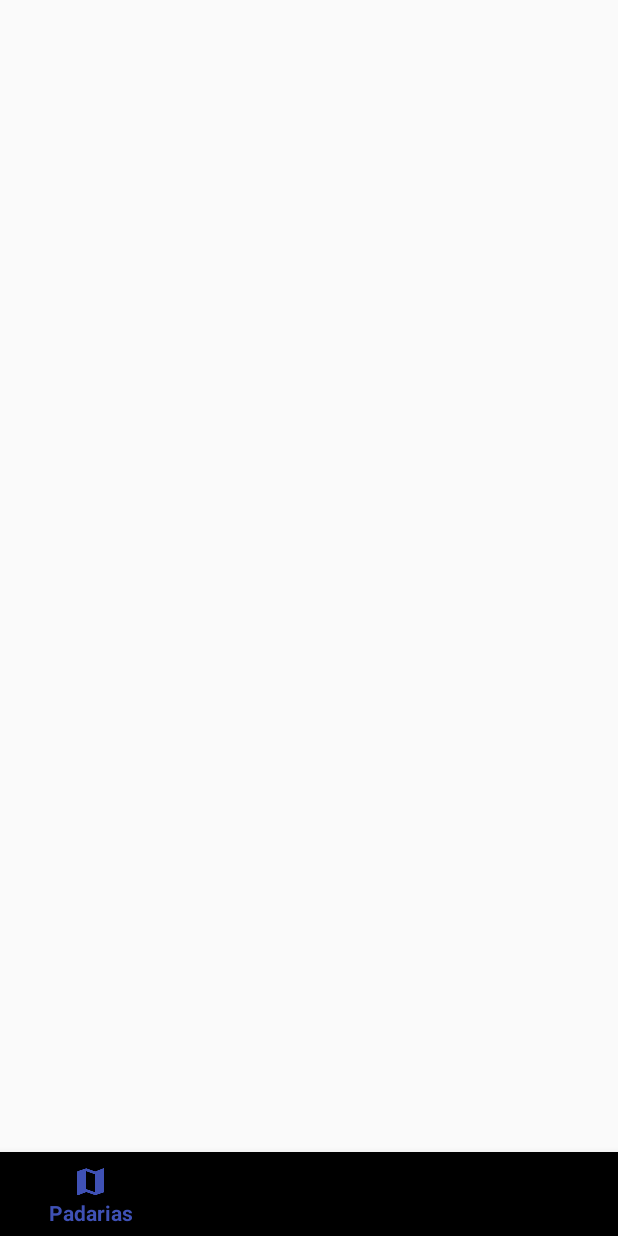
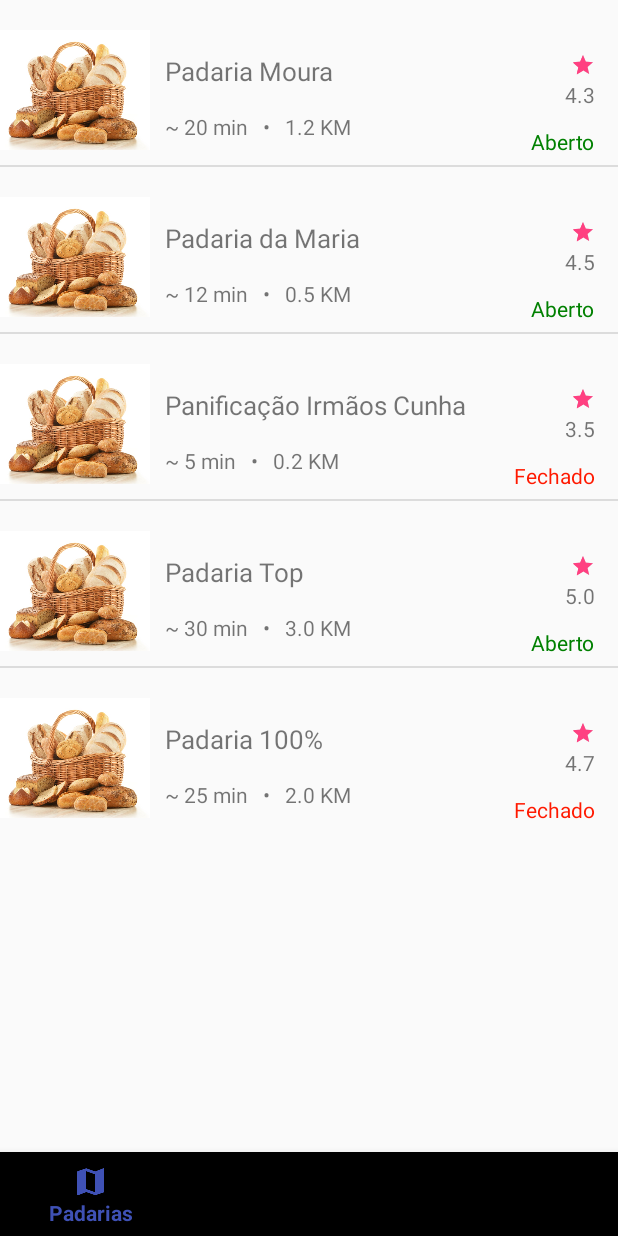
Before and after one commit to Jamylle/Horadopao, an Android app: the Padarias screen opened directly, with no data from a screen before it, on a phone screen of 412 x 824 dp. Run offline under Robolectric (Android 15) with nearby library versions, the phone set to English and light mode, and no system bars.

Commit message:
Adição de um listView com padarias fictícias

```diff
--- a/AhoradoPao/app/build.gradle
+++ b/AhoradoPao/app/build.gradle
@@ -32,5 +32,6 @@ dependencies {
     compile 'com.android.support:appcompat-v7:25.1.0'
     compile 'com.android.support:design:25.1.0'
     compile 'com.android.support:support-v4:25.1.0'
+    compile 'com.android.support:cardview-v7:25.1.0'
     testCompile 'junit:junit:4.12'
 }
--- a/AhoradoPao/app/src/main/java/com/example/jamylle/ahoradopao/activities/AuthActivity.java
+++ b/AhoradoPao/app/src/main/java/com/example/jamylle/ahoradopao/activities/AuthActivity.java
@@ -82,6 +82,5 @@ public class AuthActivity extends AppCompatActivity {
 
             return fragmentNames.get(position);
         }
-
     }
 }
--- a/AhoradoPao/app/src/main/java/com/example/jamylle/ahoradopao/activities/Padarias.java
+++ b/AhoradoPao/app/src/main/java/com/example/jamylle/ahoradopao/activities/Padarias.java
@@ -23,6 +23,8 @@ public class Padarias extends AppCompatActivity {
         setContentView(R.layout.activity_padarias);
 
         final FragmentManager fragmentManager = getSupportFragmentManager();
+
+        fragmentManager.beginTransaction().replace(R.id.container, new PlacesFragment()).commit();
 
         final BottomNavigationView bottomNav = (BottomNavigationView) findViewById(R.id.bottomNav);
 
--- /dev/null
+++ b/AhoradoPao/app/src/main/java/com/example/jamylle/ahoradopao/adapters/PadariaAdapter.java
@@ -0,0 +1,72 @@
+package com.example.jamylle.ahoradopao.adapters;
+
+import android.content.Context;
+import android.view.LayoutInflater;
+import android.view.View;
+import android.view.ViewGroup;
+import android.widget.BaseAdapter;
+import android.widget.TextView;
+
+import com.example.jamylle.ahoradopao.R;
+import com.example.jamylle.ahoradopao.fragments.PlacesFragment;
+
+import java.util.ArrayList;
+
+public class PadariaAdapter extends BaseAdapter {
+
+    private Context context;
+    private ArrayList<PlacesFragment.Padaria> padarias;
+
+    public PadariaAdapter(Context c, ArrayList<PlacesFragment.Padaria> p) {
+
+        this.context = c;
+        this.padarias = p;
+    }
+
+    @Override
+    public int getCount() {
+
+        return padarias.size();
+    }
+
+    @Override
+    public Object getItem(int position) {
+
+        return padarias.get(position);
+    }
+
+    @Override
+    public long getItemId(int position) {
+
+        return position;
+    }
+
+    @Override
+    public View getView(int position, View convertView, ViewGroup parent) {
+
+        View row = LayoutInflater.from(context).inflate(R.layout.row_listview_places, null);
+
+        PlacesFragment.Padaria padaria = padarias.get(position);
+
+        TextView nome      = (TextView) row.findViewById(R.id.textView_bakery_name);
+        TextView avaliacao = (TextView) row.findViewById(R.id.textView_ratingBar);
+        TextView info      = (TextView) row.findViewById(R.id.textView_bakery_info);
+        TextView status    = (TextView) row.findViewById(R.id.textView_bakery_status);
+
+        nome.setText(padaria.nome);
+        avaliacao.setText(padaria.avaliacao);
+        info.setText(String.format("~ %s min   •   %s KM", padaria.tempo, padaria.distancia));
+        status.setText(padaria.status);
+
+        if (padaria.status.equals("Aberto")) {
+
+            status.setTextColor(android.graphics.Color.parseColor("#008000"));
+        }
+        else {
+
+            status.setTextColor(android.graphics.Color.parseColor("#ff1900"));
+        }
+
+        return row;
+    }
+}
--- a/AhoradoPao/app/src/main/java/com/example/jamylle/ahoradopao/fragments/PlacesFragment.java
+++ b/AhoradoPao/app/src/main/java/com/example/jamylle/ahoradopao/fragments/PlacesFragment.java
@@ -5,8 +5,12 @@ import android.support.v4.app.Fragment;
 import android.view.LayoutInflater;
 import android.view.View;
 import android.view.ViewGroup;
+import android.widget.ListView;
 
 import com.example.jamylle.ahoradopao.R;
+import com.example.jamylle.ahoradopao.adapters.PadariaAdapter;
+
+import java.util.ArrayList;
 
 public class PlacesFragment extends Fragment {
 
@@ -15,6 +19,43 @@ public class PlacesFragment extends Fragment {
 
         View view = inflater.inflate(R.layout.fragment_places, container, false);
 
+        ListView listView = (ListView) view.findViewById(R.id.listView_places);
+
+        PadariaAdapter adapter = new PadariaAdapter(getActivity(), initPlaces());
+
+        listView.setAdapter(adapter);
+
         return view;
     }
+
+    public ArrayList<Padaria> initPlaces() {
+
+        ArrayList<Padaria> padarias = new ArrayList<>();
+
+        padarias.add(new Padaria("Padaria Moura", "4.3", "1.2", "20", "Aberto"));
+        padarias.add(new Padaria("Padaria da Maria", "4.5", "0.5", "12", "Aberto"));
+        padarias.add(new Padaria("Panificação Irmãos Cunha", "3.5", "0.2", "5", "Fechado"));
+        padarias.add(new Padaria("Padaria Top", "5.0", "3.0", "30", "Aberto"));
+        padarias.add(new Padaria("Padaria 100%", "4.7", "2.0", "25", "Fechado"));
+
+        return padarias;
+    }
+
+    public class Padaria {
+
+        public String nome;
+        public String avaliacao;
+        public String distancia;
+        public String tempo;
+        public String status;
+
+        public Padaria(String n, String a, String d, String t, String s) {
+
+            this.nome = n;
+            this.avaliacao = a;
+            this.distancia = d;
+            this.tempo = t;
+            this.status = s;
+        }
+    }
 }
--- a/AhoradoPao/app/src/main/res/layout/activity_padarias.xml
+++ b/AhoradoPao/app/src/main/res/layout/activity_padarias.xml
@@ -8,7 +8,8 @@
     <FrameLayout
         android:id="@+id/container"
         android:layout_width="match_parent"
-        android:layout_height="match_parent"/>
+        android:layout_height="match_parent"
+        android:layout_above="@+id/bottomNav"/>
 
     <android.support.design.widget.BottomNavigationView
         android:id="@+id/bottomNav"
--- a/AhoradoPao/app/src/main/res/layout/activity_splash.xml
+++ b/AhoradoPao/app/src/main/res/layout/activity_splash.xml
@@ -11,4 +11,5 @@
         android:layout_height="match_parent"
         android:layout_gravity="center"
         android:src="@drawable/pao"/>
+
 </LinearLayout>
--- a/AhoradoPao/app/src/main/res/layout/fragment_login.xml
+++ b/AhoradoPao/app/src/main/res/layout/fragment_login.xml
@@ -71,6 +71,7 @@
                 android:maxLength="50"
                 android:maxLines="1"
                 android:textSize="15sp"/>
+
         </android.support.design.widget.TextInputLayout>
 
         <android.support.design.widget.TextInputLayout
@@ -88,6 +89,7 @@
                 android:maxLength="20"
                 android:maxLines="1"
                 android:textSize="15sp"/>
+
         </android.support.design.widget.TextInputLayout>
 
         <Button
@@ -108,4 +110,5 @@
             android:textAllCaps="false"
             android:textSize="15sp"/>
     </LinearLayout>
+
 </android.support.v4.widget.NestedScrollView>
--- a/AhoradoPao/app/src/main/res/layout/fragment_places.xml
+++ b/AhoradoPao/app/src/main/res/layout/fragment_places.xml
@@ -2,13 +2,11 @@
 <LinearLayout
     xmlns:android="http://schemas.android.com/apk/res/android"
     android:layout_width="match_parent"
-    android:layout_height="match_parent"
-    android:gravity="center">
+    android:layout_height="wrap_content">
 
-    <TextView
+    <ListView
+        android:id="@+id/listView_places"
         android:layout_width="wrap_content"
-        android:layout_height="wrap_content"
-        android:text="Sem padarias nessa região..."
-        android:textSize="20sp"/>
+        android:layout_height="wrap_content"/>
 
 </LinearLayout>
--- a/AhoradoPao/app/src/main/res/layout/fragment_registration.xml
+++ b/AhoradoPao/app/src/main/res/layout/fragment_registration.xml
@@ -31,6 +31,7 @@
                 android:maxLength="50"
                 android:maxLines="1"
                 android:textSize="15sp"/>
+
         </android.support.design.widget.TextInputLayout>
 
         <android.support.design.widget.TextInputLayout
@@ -48,6 +49,7 @@
                 android:maxLength="50"
                 android:maxLines="1"
                 android:textSize="15sp"/>
+
         </android.support.design.widget.TextInputLayout>
 
         <android.support.design.widget.TextInputLayout
@@ -66,6 +68,7 @@
                 android:maxLength="20"
                 android:maxLines="1"
                 android:textSize="15sp"/>
+
         </android.support.design.widget.TextInputLayout>
 
         <Button
@@ -85,5 +88,7 @@
             android:padding="5dp"
             android:text="@string/terms_of_use"
             android:textSize="14sp"/>
+
     </LinearLayout>
+
 </android.support.v4.widget.NestedScrollView>
--- a/AhoradoPao/app/src/main/res/layout/include_view_pager.xml
+++ b/AhoradoPao/app/src/main/res/layout/include_view_pager.xml
@@ -24,6 +24,7 @@
             android:id="@+id/tabLayout"
             android:layout_width="match_parent"
             android:layout_height="wrap_content"/>
+
     </android.support.design.widget.AppBarLayout>
 
     <android.support.v4.view.ViewPager
@@ -31,4 +32,5 @@
         android:layout_width="match_parent"
         android:layout_height="match_parent"
         app:layout_behavior="@string/appbar_scrolling_view_behavior"/>
+
 </android.support.design.widget.CoordinatorLayout>
--- /dev/null
+++ b/AhoradoPao/app/src/main/res/layout/row_listview_places.xml
@@ -0,0 +1,63 @@
+<?xml version="1.0" encoding="utf-8"?>
+<RelativeLayout
+    xmlns:android="http://schemas.android.com/apk/res/android"
+    android:layout_width="match_parent"
+    android:layout_height="wrap_content">
+
+    <ImageView
+        android:id="@+id/imageView_bakery"
+        android:layout_width="100dp"
+        android:layout_height="100dp"
+        android:layout_alignParentStart="true"
+        android:layout_alignParentTop="true"
+        android:layout_marginTop="10dp"
+        android:src="@drawable/pao"/>
+
+    <TextView
+        android:id="@+id/textView_bakery_name"
+        android:layout_width="wrap_content"
+        android:layout_height="wrap_content"
+        android:layout_alignTop="@+id/imageView_bakery"
+        android:layout_marginStart="10dp"
+        android:layout_marginTop="25dp"
+        android:layout_toEndOf="@+id/imageView_bakery"
+        android:textSize="17sp"/>
+
+    <RatingBar
+        android:id="@+id/ratingBar"
+        style="?android:attr/ratingBarStyleSmall"
+        android:layout_width="wrap_content"
+        android:layout_height="wrap_content"
+        android:layout_alignEnd="@+id/textView_ratingBar"
+        android:layout_alignTop="@+id/textView_bakery_name"
+        android:numStars="1"
+        android:rating="1"/>
+
+    <TextView
+        android:id="@+id/textView_ratingBar"
+        android:layout_width="wrap_content"
+        android:layout_height="wrap_content"
+        android:layout_alignParentEnd="true"
+        android:layout_below="@+id/ratingBar"
+        android:layout_marginEnd="15dp"
+        android:layout_marginTop="2dp"/>
+
+    <TextView
+        android:id="@+id/textView_bakery_info"
+        android:layout_width="wrap_content"
+        android:layout_height="wrap_content"
+        android:layout_below="@+id/textView_bakery_name"
+        android:layout_marginStart="10dp"
+        android:layout_marginTop="15dp"
+        android:layout_toEndOf="@+id/imageView_bakery"/>
+
+    <TextView
+        android:id="@+id/textView_bakery_status"
+        android:layout_width="wrap_content"
+        android:layout_height="wrap_content"
+        android:layout_alignParentEnd="true"
+        android:layout_alignTop="@+id/textView_bakery_info"
+        android:layout_marginEnd="15dp"
+        android:layout_marginTop="10dp"/>
+
+</RelativeLayout>
--- a/AhoradoPao/app/src/main/res/values/dimens.xml
+++ b/AhoradoPao/app/src/main/res/values/dimens.xml
@@ -2,4 +2,5 @@
     <!-- Default screen margins, per the Android Design guidelines. -->
     <dimen name="activity_horizontal_margin">16dp</dimen>
     <dimen name="activity_vertical_margin">16dp</dimen>
+    <dimen name="activity_general_padding">10dp</dimen>
 </resources>
```
Also changed, not shown: AhoradoPao/app/src/main/res/drawable/pao.jpg (deleted), AhoradoPao/app/src/main/res/drawable/pao.png (added).
